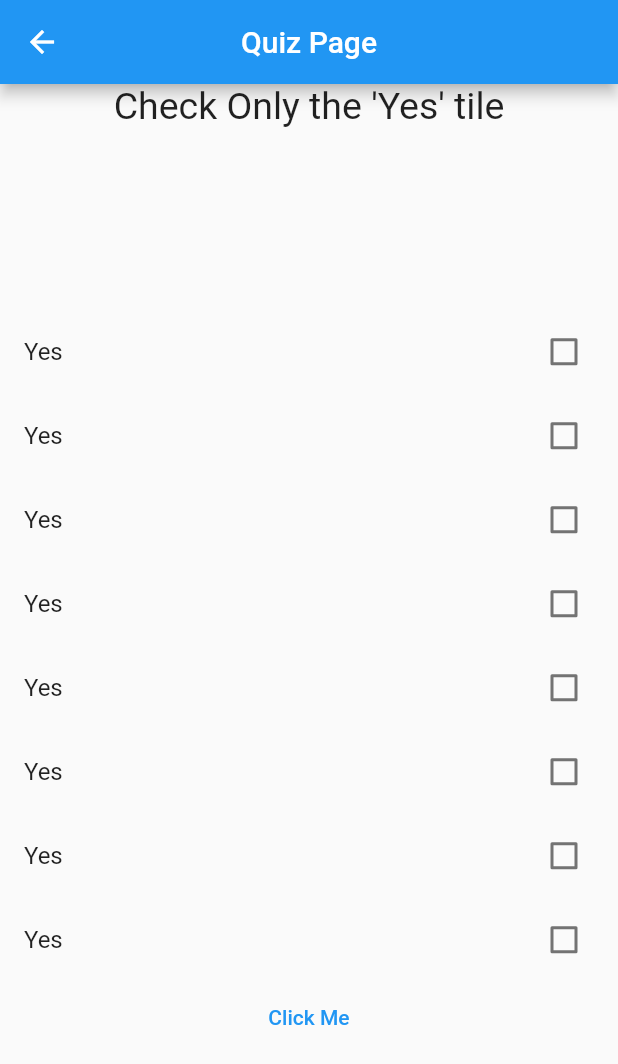
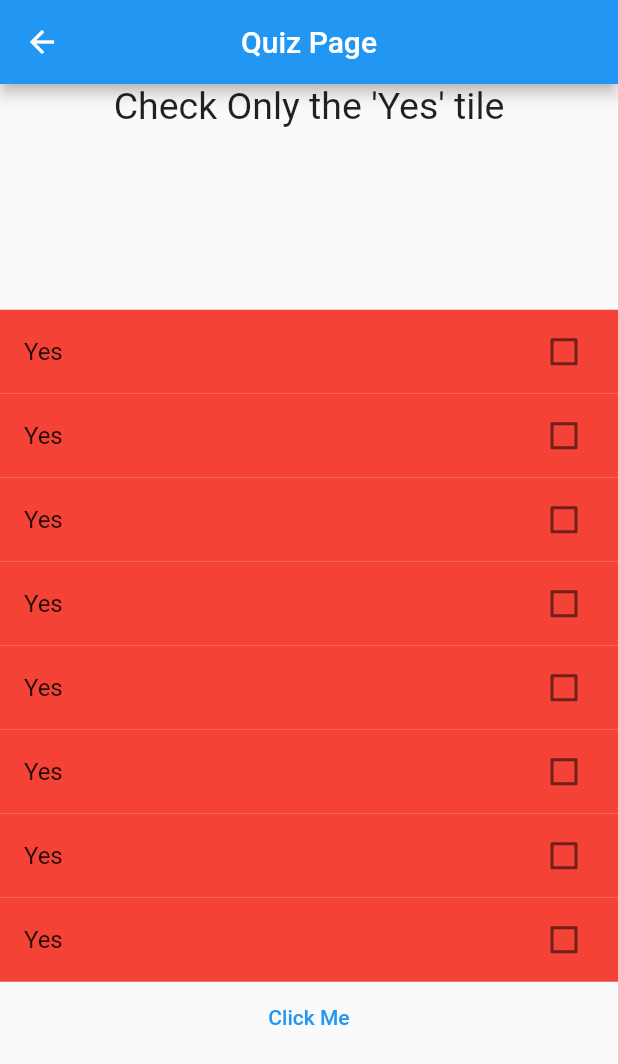
Before and after one commit to c151423m/flutter_zero_to_hero_app_4, a Flutter app: the QuizPage screen opened directly, after a tap on "Red", on a phone screen of 412 x 824 dp. Shown: the top 1064 px of the screen. Run offline on Flutter 3.47's test engine with Material 2 defaults, Android fonts, the phone set to English and light mode, and no system bars.

Commit message:
Initial commit

```diff
--- a/lib/quiz_page.dart
+++ b/lib/quiz_page.dart
@@ -43,6 +43,14 @@ class _QuizPageState extends State<QuizPage> {
       body: currentPage == 0
           ? Container(
               width: double.infinity,
+              decoration: BoxDecoration(
+                image: DecorationImage(
+                  fit: BoxFit.fitWidth,
+                  colorFilter: ColorFilter.mode(
+                      Colors.black.withOpacity(0.04), BlendMode.dstATop),
+                  image: AssetImage("images/journey.png"),
+                ),
+              ),
               child: (Column(
                 crossAxisAlignment: CrossAxisAlignment.center,
                 children: [
@@ -92,6 +100,9 @@ class _QuizPageState extends State<QuizPage> {
                               });
                             },
                             title: Text(boolToShow[index]! ? "Yes" : "No"),
+                            tileColor: boolToShow[index] == boolCheckList[index]
+                                ? Colors.green
+                                : Colors.red,
                           );
                         },
                       ),
@@ -112,7 +123,10 @@ class _QuizPageState extends State<QuizPage> {
                   )),
                 )
               : Container(
-                  child: Center(
+                  child: Column(
+                    children: [
+                      Image.asset('images/commute.png'),
+                      Center(
                         child: Text(
                           'Score $score',
                           style: TextStyle(
@@ -120,6 +134,8 @@ class _QuizPageState extends State<QuizPage> {
                               fontWeight: FontWeight.bold,
                               color: Colors.red),
                         ),
+                      ),
+                    ],
                   ),
                 ),
     );
```
Lines whose indentation alone changed are shown as unchanged.
